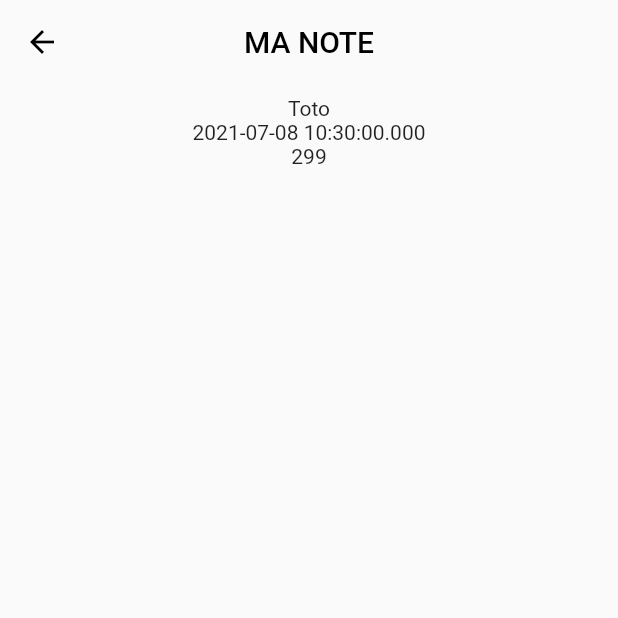
After one commit to Rexcoffon/tp_flutter, a Flutter app: the screen it shows after launch, after a tap on "Toto", on a phone screen of 412 x 824 dp, the top half of it. The commit adds this screen. Run offline on Flutter 3.47's test engine with Material 2 defaults, Android fonts, the light colour scheme and no system bars.

Commit message:
add details

```diff
--- a/lib/app_routes.dart
+++ b/lib/app_routes.dart
@@ -1,8 +1,20 @@
 import 'package:flutter/material.dart';
-import 'package:tp_flutter/screens/home_screen.dart';
+import 'package:tp_flutter/modules/model/homeTile_model.dart';
+import 'package:tp_flutter/screens/home/home_screen.dart';
+import 'package:tp_flutter/screens/note_details/note_details_sreen.dart';
 
 const kMainRoute = '/';
+const kNoteDetailsRoute = '/note-details';
 
 final Map<String, WidgetBuilder> kRoutes = {
   kMainRoute: (_) => HomeScreen(),
 };
+
+onGenerateRoute(settings) {
+  if (settings.name == kNoteDetailsRoute) {
+    HomeTileModel data = settings.arguments;
+    return MaterialPageRoute(builder: (_) => NoteDetailsScreen(data: data));
+  } else {
+    return null;
+  }
+}
--- a/lib/main.dart
+++ b/lib/main.dart
@@ -12,6 +12,7 @@ class MyApp extends StatelessWidget {
     return MaterialApp(
       initialRoute: kMainRoute,
       routes: kRoutes,
+      onGenerateRoute: (settings) => onGenerateRoute(settings),
       debugShowCheckedModeBanner: false,
     );
   }
--- a/lib/modules/model/homeTile_model.dart
+++ b/lib/modules/model/homeTile_model.dart
@@ -1,12 +1,17 @@
 class HomeTileModel {
-  HomeTileModel(
-      {required this.title,
-      required this.date,
-      required this.text,
-      required this.imagePath});
+  HomeTileModel({
+    required this.title,
+    required this.date,
+    required this.text,
+    required this.imagePath,
+    this.isChecked = false,
+    this.id,
+  });
 
   final String title;
   final DateTime date;
   final String text;
   final String imagePath;
+  final int? id;
+  bool isChecked;
 }
--- a/lib/screens/home_screen.dart
+++ b/lib/screens/home/home_screen.dart
@@ -1,4 +1,5 @@
 import 'package:flutter/material.dart';
+import 'package:tp_flutter/app_routes.dart';
 import 'package:tp_flutter/modules/model/homeTile_model.dart';
 import 'package:tp_flutter/screens/home/widgets/tile_home.dart';
 
@@ -12,6 +13,20 @@ class _HomeScreenState extends State<HomeScreen> {
     HomeTileModel(
         title: 'Toto', date: DateTime.now(), text: '299', imagePath: ''),
   ];
+
+  navigateToDetails(
+      {required HomeTileModel arguments, required int position}) async {
+    bool? resultat = await Navigator.pushNamed(context, kNoteDetailsRoute,
+        arguments: arguments) as bool?;
+
+    print("arguments récupérés de l'écran de détails : $resultat");
+
+    if (resultat != null) {
+      setState(() {
+        tileElements[position].isChecked = resultat;
+      });
+    }
+  }
 
   @override
   Widget build(BuildContext context) {
@@ -133,9 +148,13 @@ class _HomeScreenState extends State<HomeScreen> {
                     return Container();
                   },
                 )*/
-                TileHome(
-                  element: tileElements[0],
-                ),
+                InkWell(
+                  onTap: () => navigateToDetails(
+                      arguments: tileElements[0], position: 0),
+                  child: TileHome(
+                    element: tileElements[0],
+                  ),
+                )
               ],
             )
           ],
--- /dev/null
+++ b/lib/screens/note_details/note_details_sreen.dart
@@ -0,0 +1,78 @@
+import 'package:flutter/material.dart';
+import 'package:tp_flutter/modules/model/homeTile_model.dart';
+
+class NoteDetailsScreen extends StatefulWidget {
+  const NoteDetailsScreen({required this.data});
+  final HomeTileModel data;
+
+  //dans un stateless on ne change pas d'état
+  @override
+  _NoteDetailsScreenState createState() => _NoteDetailsScreenState();
+}
+
+class _NoteDetailsScreenState extends State<NoteDetailsScreen> {
+  bool isChecked = false;
+
+  @override
+  void initState() {
+    isChecked = widget.data.isChecked;
+    super.initState();
+  }
+
+  backToHistory(context, bool result) {
+    Navigator.of(context).pop(result);
+  }
+
+  changeButton() {
+    setState(() {
+      isChecked = !isChecked;
+    });
+  }
+
+  @override
+  Widget build(BuildContext context) {
+    return WillPopScope(
+      onWillPop: () async {
+        Navigator.of(context).pop(isChecked);
+        return true;
+      },
+      child: Scaffold(
+        appBar: AppBar(
+          leading: BackButton(
+            color: Colors.black,
+          ),
+          elevation: 0,
+          title: Text(
+            'MA NOTE',
+            style: TextStyle(color: Colors.black),
+          ),
+          centerTitle: true,
+          backgroundColor: Colors.transparent,
+        ),
+        body: Padding(
+          padding: const EdgeInsets.all(8.0),
+          child: Center(
+            child: Container(
+              child: Row(
+                crossAxisAlignment: CrossAxisAlignment.start,
+                mainAxisAlignment: MainAxisAlignment.center,
+                children: [
+                  Column(
+                    children: [
+                      /*Hero(
+                          tag: 'my_image',
+                          child: Image.asset('assets/images/logo.png')),*/
+                      Text(widget.data.title),
+                      Text(widget.data.date.toString()),
+                      Text(widget.data.text.toString()),
+                    ],
+                  ),
+                ],
+              ),
+            ),
+          ),
+        ),
+      ),
+    );
+  }
+}
```
